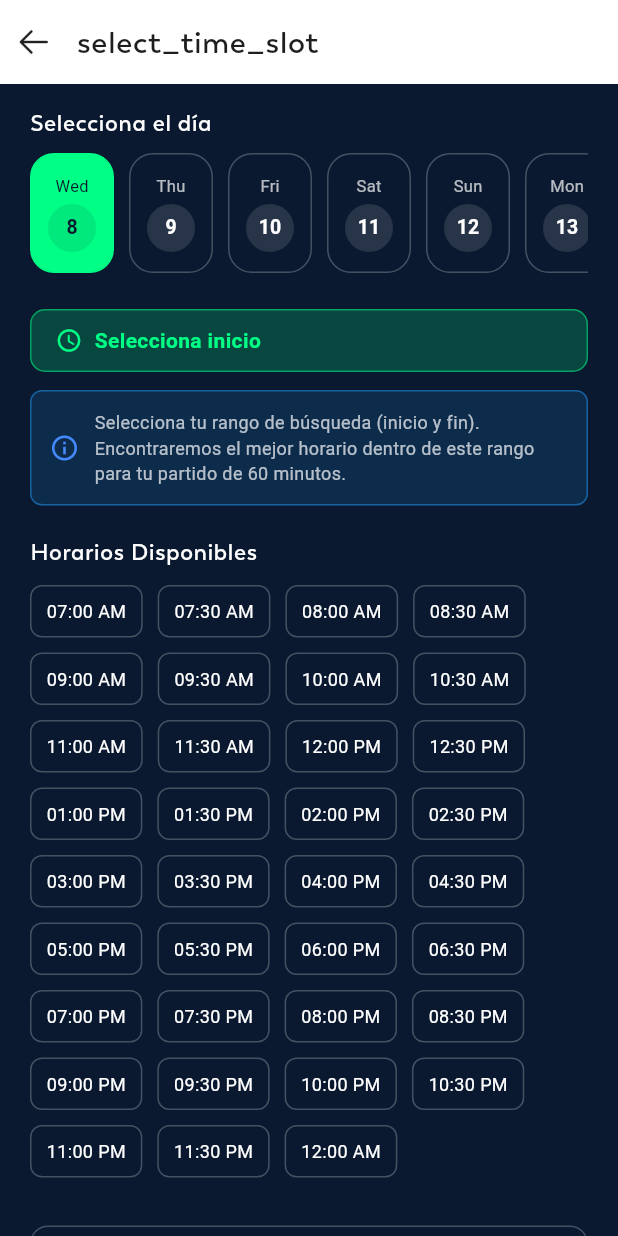
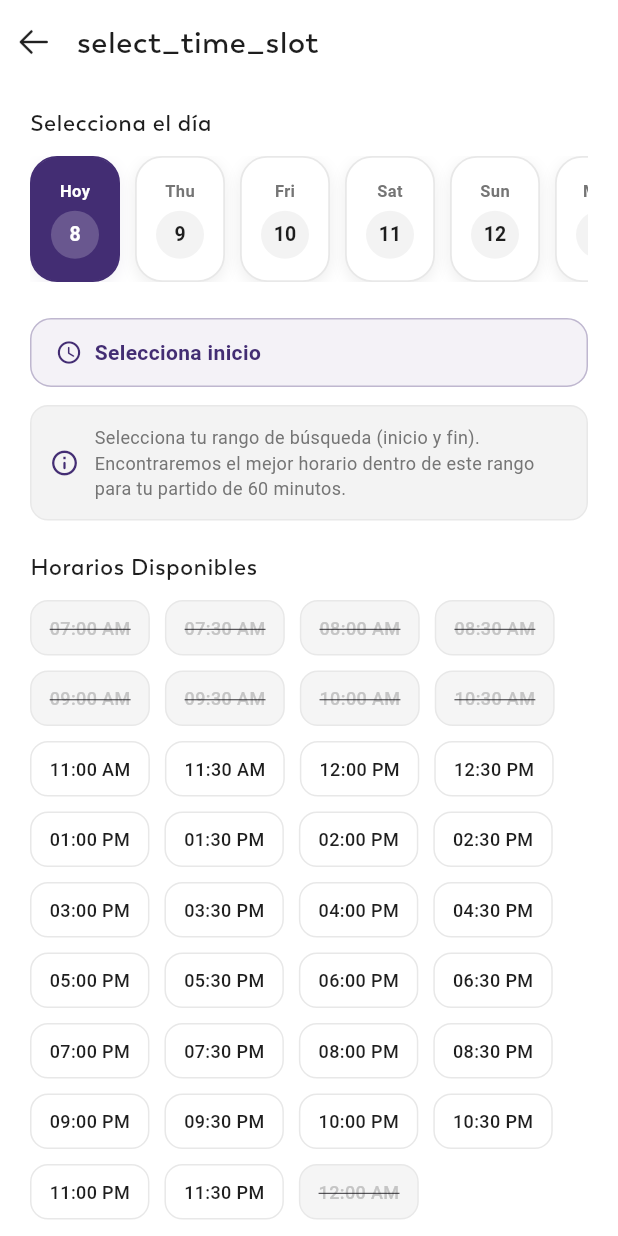
Before and after one commit to orlandoue/matchmake-app, a Flutter app: the SelectTimeslot screen opened directly, on a phone screen of 412 x 824 dp. Run offline on Flutter 3.47's test engine with Material 3 defaults, Android fonts, the phone set to English and light mode, and no system bars; drawn by our look-alikes of bounce; our stand-ins replace cached_network_image, connectivity_plus, country_code_picker, dropdown_button2, flutter_dotenv, flutter_svg and 15 more; missing offline and left inert: image_stack, mobile_scanner, onesignal_flutter; accounts and stored records are empty; project files that could hold a hidden picture were left out.

Commit message:
feat(timeslot): Misión 4 — purge Cyber theme, hide past slots, M3 polish
- Purged the forbidden Cyber-League palette (cyberNavy/cyberNeon/Dim)
  from select_timeslot entirely; restyled to the Pádel brand palette
  (kpurple1 on a light kwhite theme)
- Day carousel: strictly starts today, extended to a 30-day range;
  'Hoy' label on the first chip; switching day clears the picked range
- Past time slots (only when the selected day is today) are now shown
  disabled + struck-through and can't be tapped, instead of relying on
  a post-hoc snackbar
- Material 3 modernization: rounded cards, soft shadows, animated
  selection, cleaner typography on day chips, range label, info box,
  slot chips and the confirm button
- Wired the court-side modal here to persist into
  MatchFormController.selectedCourtSide (removed the dead TODO),
  pre-selecting the earlier choice

Design rule honored: brand palette only, no new theme.
flutter analyze: 0 errors.

Co-Authored-By: Claude Fable 5 <noreply@anthropic.com>

```diff
--- a/SportsConnect_Orland-main/lib/View/Screens/Users/matchmaking/select_timeslot.dart
+++ b/SportsConnect_Orland-main/lib/View/Screens/Users/matchmaking/select_timeslot.dart
@@ -6,11 +6,12 @@ import 'package:orland_sports/View/Screens/Users/matchmaking/ReviewSummary.dart'
 import 'package:orland_sports/View/Widgets/myAppBar.dart';
 import 'package:orland_sports/View/Widgets/myButton.dart';
 import 'package:orland_sports/View/Widgets/myText.dart';
+import 'package:orland_sports/const/appColors.dart';
 import 'package:orland_sports/controllers/match_form_controller.dart';
 import 'package:orland_sports/controllers/match_creation_controller.dart';
 
 class SelectTimeslot extends StatefulWidget {
-  SelectTimeslot({super.key});
+  const SelectTimeslot({super.key});
 
   @override
   State<SelectTimeslot> createState() => _SelectTimeslotState();
@@ -21,16 +22,15 @@ class _SelectTimeslotState extends State<SelectTimeslot> {
   String? selectedStartSlot;
   String? selectedEndSlot;
 
-  // Cyber-League Palette
-  final Color cyberNavy = const Color(0xFF0A192F);
-  final Color cyberNeon = const Color(0xFF00FF85);
-  final Color cyberNeonDim = const Color(0xFF00FF85).withOpacity(0.2);
+  /// Carousel spans the next 30 days, strictly starting today.
+  int get daysCount => 30;
 
-  int get daysCount => 14; // Próximos 14 días
+  String weekday(DateTime date) => DateFormat('EEE').format(date);
 
-  String weekday(DateTime date) {
-    return DateFormat('EEE').format(date);
-  }
+  bool _isSameDay(DateTime a, DateTime b) =>
+      a.year == b.year && a.month == b.month && a.day == b.day;
+
+  bool get _selectedIsToday => _isSameDay(selectedDate, DateTime.now());
 
   /// Generate 30-min slots from 07:00 to 00:00 (midnight)
   List<String> get timeSlots {
@@ -48,6 +48,20 @@ class _SelectTimeslotState extends State<SelectTimeslot> {
     return slots;
   }
 
+  /// A slot is "past" only when the selected day is today and its time has
+  /// already elapsed — such slots are shown disabled and can't be picked.
+  bool _isPastSlot(String slot) {
+    if (!_selectedIsToday) return false;
+    try {
+      final t = DateFormat("h:mm a").parse(slot);
+      final slotDt = DateTime(selectedDate.year, selectedDate.month,
+          selectedDate.day, t.hour, t.minute);
+      return slotDt.isBefore(DateTime.now());
+    } catch (_) {
+      return false;
+    }
+  }
+
   String get rangeLabel {
     if (selectedStartSlot == null) return 'Selecciona inicio';
     if (selectedEndSlot == null) return '$selectedStartSlot → ?';
@@ -59,7 +73,7 @@ class _SelectTimeslotState extends State<SelectTimeslot> {
     final slots = timeSlots;
 
     return Scaffold(
-      backgroundColor: cyberNavy,
+      backgroundColor: kwhite,
       appBar: simpleAppBar2(title: 'select_time_slot'.tr),
       body: Column(
         crossAxisAlignment: CrossAxisAlignment.stretch,
@@ -71,57 +85,75 @@ class _SelectTimeslotState extends State<SelectTimeslot> {
               children: [
                 // ── Day picker ───────────────────────────────────────────────
                 MyText(
-                  paddingBottom: 10,
+                  paddingBottom: 12,
                   text: 'Selecciona el día',
                   size: 15,
                   weight: FontWeight.bold,
-                  color: Colors.white,
+                  color: kblack2,
                 ),
                 SizedBox(
-                  height: 80,
+                  height: 84,
                   child: ListView.builder(
                     scrollDirection: Axis.horizontal,
                     itemCount: daysCount,
+                    physics: const BouncingScrollPhysics(),
                     itemBuilder: (context, index) {
                       final date = DateTime.now().add(Duration(days: index));
-                      final isSelected = selectedDate.year == date.year &&
-                                         selectedDate.month == date.month &&
-                                         selectedDate.day == date.day;
+                      final isSelected = _isSameDay(selectedDate, date);
+                      final isToday = index == 0;
                       return GestureDetector(
-                        onTap: () => setState(() => selectedDate = date),
-                        child: Container(
-                          width: 56,
+                        onTap: () => setState(() {
+                          selectedDate = date;
+                          // Clear any picked range when switching day so a
+                          // now-past slot can't stay selected.
+                          selectedStartSlot = null;
+                          selectedEndSlot = null;
+                        }),
+                        child: AnimatedContainer(
+                          duration: const Duration(milliseconds: 180),
+                          width: 60,
                           margin: const EdgeInsets.only(right: 10),
                           decoration: BoxDecoration(
-                            color: isSelected ? cyberNeon : cyberNavy,
-                            borderRadius: BorderRadius.circular(16),
+                            color: isSelected ? kpurple1 : kwhite,
+                            borderRadius: BorderRadius.circular(18),
                             border: Border.all(
-                                color: isSelected ? cyberNeon : Colors.white24),
+                              color: isSelected ? kpurple1 : kgrey4,
+                              width: 1.2,
+                            ),
+                            boxShadow: [
+                              BoxShadow(
+                                color: (isSelected ? kpurple1 : kblack2)
+                                    .withValues(alpha: 0.08),
+                                blurRadius: 8,
+                                offset: const Offset(0, 3),
+                              ),
+                            ],
                           ),
                           child: Column(
                             mainAxisAlignment: MainAxisAlignment.center,
                             children: [
                               FittedBox(
                                 child: Text(
-                                  weekday(date),
+                                  isToday ? 'Hoy' : weekday(date),
                                   style: TextStyle(
                                     fontSize: 11,
-                                    color: isSelected ? cyberNavy : Colors.white70,
+                                    fontWeight: FontWeight.w600,
+                                    color: isSelected ? kwhite : kgrey1,
                                   ),
                                 ),
                               ),
-                              const SizedBox(height: 4),
+                              const SizedBox(height: 5),
                               CircleAvatar(
                                 backgroundColor: isSelected
-                                    ? cyberNavy.withOpacity(0.1)
-                                    : Colors.white12,
+                                    ? kwhite.withValues(alpha: 0.20)
+                                    : kgrey2,
                                 radius: 16,
                                 child: Text(
                                   date.day.toString(),
                                   style: TextStyle(
                                     fontSize: 13,
                                     fontWeight: FontWeight.bold,
-                                    color: isSelected ? cyberNavy : Colors.white,
+                                    color: isSelected ? kwhite : kblack2,
                                   ),
                                 ),
                               ),
@@ -137,22 +169,25 @@ class _SelectTimeslotState extends State<SelectTimeslot> {
 
                 // ── Range label ──────────────────────────────────────────────
                 Container(
-                  padding: const EdgeInsets.symmetric(horizontal: 16, vertical: 10),
+                  padding:
+                      const EdgeInsets.symmetric(horizontal: 16, vertical: 12),
                   decoration: BoxDecoration(
-                    color: cyberNeonDim,
-                    borderRadius: BorderRadius.circular(10),
-                    border: Border.all(color: cyberNeon.withOpacity(0.5)),
+                    color: kpurple1.withValues(alpha: 0.06),
+                    borderRadius: BorderRadius.circular(14),
+                    border:
+                        Border.all(color: kpurple1.withValues(alpha: 0.3)),
                   ),
                   child: Row(
                     children: [
-                      Icon(Icons.access_time_rounded, color: cyberNeon, size: 18),
+                      const Icon(Icons.access_time_rounded,
+                          color: kpurple1, size: 18),
                       const SizedBox(width: 8),
                       Expanded(
                         child: Text(
                           rangeLabel,
-                          style: TextStyle(
-                            color: cyberNeon,
-                            fontWeight: FontWeight.w600,
+                          style: const TextStyle(
+                            color: kpurple1,
+                            fontWeight: FontWeight.w700,
                             fontSize: 14,
                           ),
                         ),
@@ -167,20 +202,21 @@ class _SelectTimeslotState extends State<SelectTimeslot> {
                 Container(
                   padding: const EdgeInsets.all(12),
                   decoration: BoxDecoration(
-                    color: Colors.blue.withOpacity(0.15),
-                    borderRadius: BorderRadius.circular(8),
-                    border: Border.all(color: Colors.blue.withOpacity(0.5)),
+                    color: kgrey2,
+                    borderRadius: BorderRadius.circular(12),
+                    border: Border.all(color: kgrey4),
                   ),
                   child: Row(
                     children: [
-                      const Icon(Icons.info_outline, color: Colors.blueAccent, size: 20),
+                      const Icon(Icons.info_outline_rounded,
+                          color: kpurple1, size: 20),
                       const SizedBox(width: 10),
                       Expanded(
                         child: Text(
                           'Selecciona tu rango de búsqueda (inicio y fin). Encontraremos el mejor horario dentro de este rango para tu partido de 60 minutos.',
                           style: TextStyle(
                             fontSize: 12,
-                            color: Colors.white70,
+                            color: kgrey1,
                             height: 1.4,
                           ),
                         ),
@@ -196,48 +232,69 @@ class _SelectTimeslotState extends State<SelectTimeslot> {
                   size: 15,
                   weight: FontWeight.bold,
                   paddingBottom: 12,
-                  color: Colors.white,
+                  color: kblack2,
                 ),
 
                 // ── Time slot grid ───────────────────────────────────────────
                 Wrap(
                   spacing: 10,
                   runSpacing: 10,
-                  children: slots.asMap().entries.map((entry) {
-                    final slot = entry.value;
+                  children: slots.map((slot) {
                     final isStart = slot == selectedStartSlot;
                     final isEnd = slot == selectedEndSlot;
                     final isInRange = _isInRange(slot, slots);
+                    final isPast = _isPastSlot(slot);
 
-                    Color bgColor = cyberNavy;
-                    Color borderColor = Colors.white24;
-                    Color textColor = Colors.white;
+                    Color bgColor = kwhite;
+                    Color borderColor = kgrey4;
+                    Color textColor = kblack2;
+                    FontWeight weight = FontWeight.w500;
 
-                    if (isStart || isEnd) {
-                      bgColor = cyberNeon;
-                      borderColor = cyberNeon;
-                      textColor = cyberNavy;
+                    if (isPast) {
+                      bgColor = kgrey3;
+                      borderColor = kgrey4;
+                      textColor = kgrey5;
+                    } else if (isStart || isEnd) {
+                      bgColor = kpurple1;
+                      borderColor = kpurple1;
+                      textColor = kwhite;
+                      weight = FontWeight.bold;
                     } else if (isInRange) {
-                      bgColor = cyberNeonDim;
-                      borderColor = cyberNeon.withOpacity(0.5);
-                      textColor = cyberNeon;
+                      bgColor = kpurple1.withValues(alpha: 0.10);
+                      borderColor = kpurple1.withValues(alpha: 0.4);
+                      textColor = kpurple1;
+                      weight = FontWeight.w600;
                     }
 
                     return GestureDetector(
-                      onTap: () => _onSlotTap(slot, slots),
-                      child: Container(
-                        padding: const EdgeInsets.symmetric(horizontal: 10, vertical: 8),
+                      onTap: isPast ? null : () => _onSlotTap(slot, slots),
+                      child: AnimatedContainer(
+                        duration: const Duration(milliseconds: 150),
+                        padding: const EdgeInsets.symmetric(
+                            horizontal: 12, vertical: 9),
                         decoration: BoxDecoration(
                           color: bgColor,
-                          borderRadius: BorderRadius.circular(8),
+                          borderRadius: BorderRadius.circular(12),
                           border: Border.all(color: borderColor),
+                          boxShadow: (isStart || isEnd)
+                              ? [
+                                  BoxShadow(
+                                    color: kpurple1.withValues(alpha: 0.25),
+                                    blurRadius: 8,
+                                    offset: const Offset(0, 3),
+                                  ),
+                                ]
+                              : const [],
                         ),
                         child: Text(
                           slot,
                           style: TextStyle(
                             fontSize: 12,
-                            fontWeight: (isStart || isEnd) ? FontWeight.bold : FontWeight.normal,
+                            fontWeight: weight,
                             color: textColor,
+                            decoration: isPast
+                                ? TextDecoration.lineThrough
+                                : TextDecoration.none,
                           ),
                         ),
                       ),
@@ -253,8 +310,8 @@ class _SelectTimeslotState extends State<SelectTimeslot> {
                       : () {
                           ScaffoldMessenger.of(context).showSnackBar(
                             const SnackBar(
-                              content:
-                                  Text('Selecciona un rango de hora inicio → fin'),
+                              content: Text(
+                                  'Selecciona un rango de hora inicio → fin'),
                               backgroundColor: Colors.orange,
                             ),
                           );
@@ -262,9 +319,9 @@ class _SelectTimeslotState extends State<SelectTimeslot> {
                   buttonText: _canConfirm
                       ? 'Confirmar Rango: $rangeLabel'
                       : 'continue_text'.tr,
-                  fillColor: _canConfirm ? cyberNeon : cyberNavy,
-                  fontColor: _canConfirm ? cyberNavy : Colors.white,
-                  outlineColor: _canConfirm ? cyberNeon : Colors.white24,
+                  fillColor: _canConfirm ? kpurple1 : kgrey2,
+                  fontColor: _canConfirm ? kwhite : kgrey1,
+                  outlineColor: _canConfirm ? kpurple1 : kgrey4,
                 ),
 
                 const SizedBox(height: 20),
@@ -318,12 +375,14 @@ class _SelectTimeslotState extends State<SelectTimeslot> {
     try {
       final format = DateFormat("h:mm a");
       final parsedTime = format.parse(selectedStartSlot!);
-       final matchDateTime = DateTime(selectedDate.year, selectedDate.month, selectedDate.day, parsedTime.hour, parsedTime.minute);
+      final matchDateTime = DateTime(selectedDate.year, selectedDate.month,
+          selectedDate.day, parsedTime.hour, parsedTime.minute);
 
       if (matchDateTime.isBefore(now)) {
         ScaffoldMessenger.of(context).showSnackBar(
           const SnackBar(
-             content: Text('No puedes seleccionar una hora o fecha en el pasado.'),
+            content:
+                Text('No puedes seleccionar una hora o fecha en el pasado.'),
             backgroundColor: Colors.red,
           ),
         );
@@ -335,13 +394,18 @@ class _SelectTimeslotState extends State<SelectTimeslot> {
 
     matchCtrl.selectedDate.value = selectedDate;
 
-    // PositionSelectorModal antes de avanzar al ReviewSummary
+    // Confirm preferred court side before advancing to ReviewSummary,
+    // pre-selecting whatever was chosen earlier in the wizard.
     PositionSelectorModal.show(
+      current: matchCtrl.selectedCourtSide.value.isNotEmpty
+          ? matchCtrl.selectedCourtSide.value
+          : null,
       onPositionSelected: (position) {
-        // TODO: Save position to matchController
+        matchCtrl.selectedCourtSide.value = position;
         Get.to(() => ReviewSummary(
               onConfirm: () async {
-                final result = await MatchCreationController.instance.createOrJoinMatch();
+                final result =
+                    await MatchCreationController.instance.createOrJoinMatch();
                 return result != null;
               },
             ));
```
Lines whose indentation alone changed are shown as unchanged.
